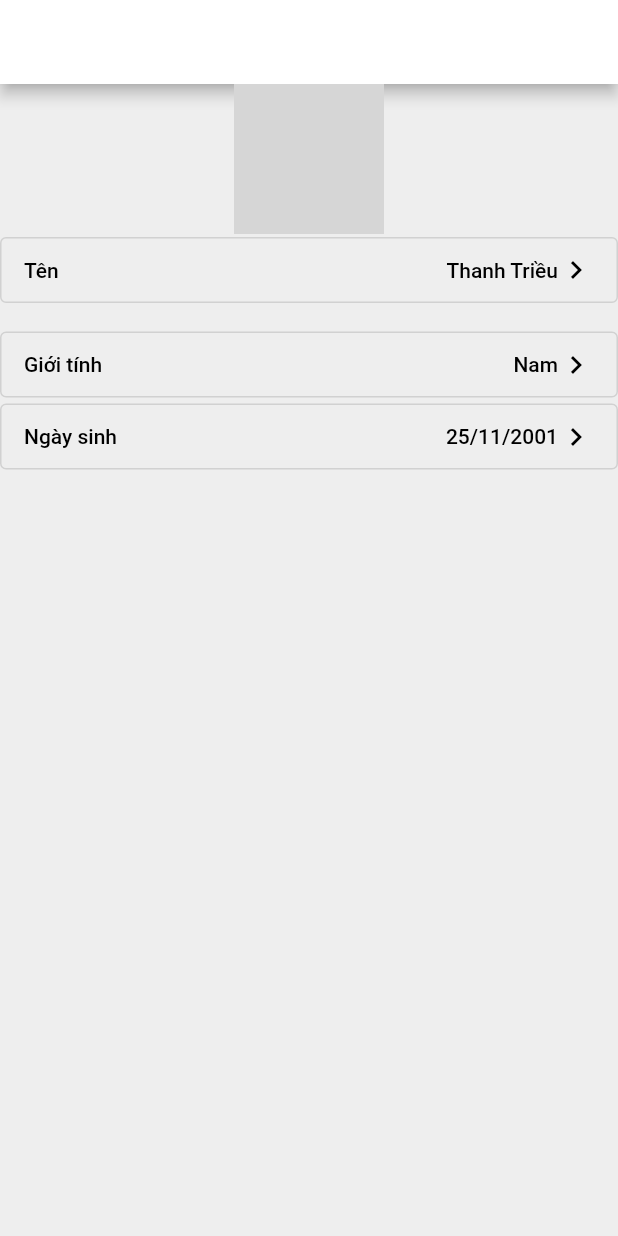
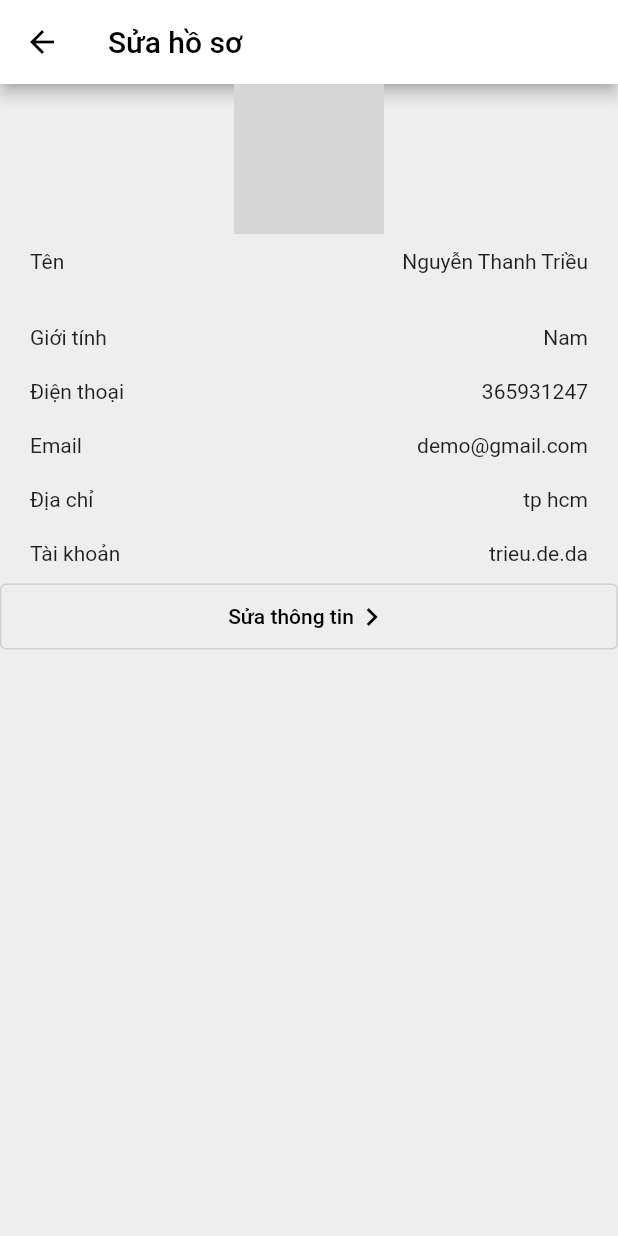
Before and after one commit to trieudevda/do-an-flutter, a Flutter app: the LayoutWidget screen opened directly, item 3 of the bottom bar chosen, after a tap on "Nguyễn Thanh Triều", on a phone screen of 412 x 824 dp. Run offline on Flutter 3.47's test engine with Material 2 defaults, Android fonts, the phone set to English and light mode, and no system bars; our stand-ins replace cloud_firestore, firebase_auth, firebase_core, flutter_easyloading, font_awesome_flutter; accounts and stored records are empty; network calls fail; grey boxes are pictures that could not be loaded.

Commit message:
update-firebase-model-User

```diff
--- a/lib/Model/Carts.dart
+++ b/lib/Model/Carts.dart
@@ -1,7 +1,7 @@
 class Cart {
-  int? id;
-  int? idUser;
-  int? idProduct;
+  String? id;
+  String? idUser;
+  String? idProduct;
   double? amount;
   Cart({this.id, this.idUser, this.idProduct, this.amount});
 }
--- a/lib/Model/CategoryProducts.dart
+++ b/lib/Model/CategoryProducts.dart
@@ -1,5 +1,5 @@
 class CategoryProduct {
-  int? id;
+  String? id;
   String? name;
   bool? status;
   CategoryProduct({this.id, this.name, this.status});
--- a/lib/Model/Comments.dart
+++ b/lib/Model/Comments.dart
@@ -1,7 +1,7 @@
 class Comment {
-  int? id;
-  int? idUser;
-  int? idProduct;
+  String? id;
+  String? idUser;
+  String? idProduct;
   String? message;
   bool? status;
   Comment({this.id, this.idUser, this.idProduct, this.message, this.status});
--- a/lib/Model/Invoices.dart
+++ b/lib/Model/Invoices.dart
@@ -1,6 +1,6 @@
 class Invoice {
-  int? id;
-  int? idUser;
+  String? id;
+  String? idUser;
   double? priceTotal;
   String? message;
   bool? status;
--- a/lib/Model/Products.dart
+++ b/lib/Model/Products.dart
@@ -1,6 +1,6 @@
 class Product {
-  int? id;
-  int? idCategoryProduct;
+  String? id;
+  String? idCategoryProduct;
   String? name;
   String? imgUrl;
   int? price;
--- a/lib/View/Personal/EditProfile.dart
+++ b/lib/View/Personal/EditProfile.dart
@@ -1,7 +1,10 @@
 import 'package:flutter/material.dart';
 import 'package:flutter_easyloading/flutter_easyloading.dart';
 
+import '../../Model/User.dart';
+import '../../Widget/WidgetAll.dart';
 import '../../Widget/constAll.dart';
+
 
 class EditProfilePage extends StatefulWidget {
   const EditProfilePage({Key? key}) : super(key: key);
@@ -11,43 +14,156 @@ class EditProfilePage extends StatefulWidget {
 }
 
 class _EditProfilePageState extends State<EditProfilePage> {
-  Widget btnEdit(String title, String value) {
+  Map<String,dynamic> data={
+    'imgUrl':'https://png.pngtree.com/png-vector/20230120/ourmid/pngtree-beauty-logo-design-png-image_6568470.png',
+    'fullname':'Thanh Triều',
+    'sex':'Nam',
+    'phone':'0365931247',
+    'email':'demo@gmail.com',
+    'address':'tp hcm',
+    'username':'trieupro',
+    'isAdmin':false,
+  };
+  final _user=User(
+    imgUrl: 'https://png.pngtree.com/png-vector/20230120/ourmid/pngtree-beauty-logo-design-png-image_6568470.png',
+    fullName: 'Nguyễn Thanh Triều',
+    sex: 'Nam',
+    phone: 0365931247,
+    email: 'demo@gmail.com',
+    address: 'tp hcm',
+    username: 'trieu.de.da',
+    status: true,
+    isAdmin: false,
+  );
+  TextEditingController _controllerFullName=TextEditingController();
+  TextEditingController _controllerSex=TextEditingController();
+  TextEditingController _controllerPhone=TextEditingController();
+  TextEditingController _controllerEmail=TextEditingController();
+  TextEditingController _controllerAddress=TextEditingController();
+  @override
+  void initState() {
+    // TODO: implement initState
+    super.initState();
+    _controllerFullName.text=_user.fullName??'';
+    _controllerSex.text=_user.sex??'';
+    _controllerPhone.text=_user.phone.toString()??'';
+    _controllerEmail.text=_user.email??'';
+    _controllerAddress.text=_user.address??'';
+  }
+  Widget showinfo(String title, String value){
+    return Padding(
+      padding: const EdgeInsets.only(top: 10, bottom: 10,left: 20,right: 20),
+      child: Row(
+        mainAxisAlignment: MainAxisAlignment.spaceBetween,
+        children: [
+          Text(title),
+          Text(value),
+        ],
+      ),
+    );
+  }
+  Widget btnEdit(BuildContext context,String value) {
     return OutlinedButton(
       style: OutlinedButton.styleFrom(
         foregroundColor: Colors.black,
         side: BorderSide(color: Colors.black12), // foreground border
       ),
-      onPressed: () {},
+      onPressed: () {
+        showDialogUser(_user);
+      },
       child: Padding(
         padding: const EdgeInsets.only(top: 10, bottom: 10),
         child: Row(
-          mainAxisAlignment: MainAxisAlignment.spaceBetween,
+          mainAxisAlignment: MainAxisAlignment.center,
           children: [
-            Text(title),
-            Row(
-              children: [
-                Text(value),
-                Icon(Icons.navigate_next, color: Colors.black),
-              ],
-            ),
+            Text(value),
+            Icon(Icons.navigate_next, color: Colors.black),
           ],
         ),
       ),
     );
   }
-
+  Future<void> showDialogUser(User user){
+    return showDialog(
+        barrierDismissible: false,
+        context: context,
+        builder: (BuildContext context){
+        return AlertDialog(
+          titlePadding: EdgeInsets.all(0),
+          title: Container(
+            decoration: BoxDecoration(color: Colors.blue),
+            padding: const EdgeInsets.only(top: 10,bottom: 10),
+            child: Text("Sửa Thông Tin",textAlign: TextAlign.center,),
+          ),
+          content: Container(
+            height: 240,
+            child: Column(
+              children: [
+                // Text(user.imgUrl??''),
+                TextField(
+                  controller: _controllerFullName,
+                  decoration: InputDecoration(
+                      hintText: 'Họ Tên'
+                  ),
+                ),
+                TextField(
+                  controller: _controllerSex,
+                  decoration: InputDecoration(
+                      hintText: 'Giới tính'
+                  ),
+                ),
+                TextField(
+                  controller: _controllerPhone,
+                  decoration: InputDecoration(
+                      hintText: 'Số điện thoại'
+                  ),
+                ),
+                TextField(
+                  controller: _controllerEmail,
+                  decoration: InputDecoration(
+                      hintText: 'Email'
+                  ),
+                ),
+                TextField(
+                  controller: _controllerAddress,
+                  decoration: InputDecoration(
+                      hintText: 'Địa chỉ'
+                  ),
+                ),
+              ],
+            ),
+          ),
+          actions: <Widget>[
+            TextButton(
+              child: Text("Hủy",style: titleAppbar,),
+              onPressed: () {Navigator.pop(context);},
+            ),
+            TextButton(
+              child: Text("Thay đổi",style: titleAppbar,),
+              onPressed: () {
+                User.editProfile(_user);
+              },
+            ),
+          ],
+        );
+      }
+    );
+  }
   @override
   Widget build(BuildContext context) {
     return Scaffold(
       appBar: AppBar(
-        title: Text('Sửa hồ sơ'),
+        iconTheme: IconThemeData(
+          color: iconColorAppbar,
+        ),
+        title: const Text('Sửa hồ sơ',style: titleAppbar,),
       ),
       body: Container(
         color: colorBgAll,
         child: Column(
           children: [
             Image.network(
-              'https://png.pngtree.com/png-vector/20230120/ourmid/pngtree-beauty-logo-design-png-image_6568470.png',
+              data['imgUrl'],
               fit: BoxFit.cover,
               width: 100,
               loadingBuilder: (BuildContext context, Widget child,
@@ -65,12 +181,18 @@ class _EditProfilePageState extends State<EditProfilePage> {
                 );
               },
             ),
-            btnEdit('Tên', 'Thanh Triều'),
+            showinfo('Tên',_user.fullName??''),
             SizedBox(
               height: heightSizedbox,
             ),
-            btnEdit('Giới tính', 'Nam'),
-            btnEdit('Ngày sinh', '25/11/2001'),
+            showinfo('Giới tính',_user.sex??''),
+            showinfo('Điện thoại',_user.phone.toString()??''),
+            showinfo('Email',_user.email??''),
+            showinfo('Địa chỉ',_user.address??''),
+            showinfo('Tài khoản',_user.username??''),
+            Center(
+              child: btnEdit(context,'Sửa thông tin'),
+            ),
           ],
         ),
       ),
--- a/lib/View/Personal/Personal.dart
+++ b/lib/View/Personal/Personal.dart
@@ -3,6 +3,7 @@ import 'package:do_an_flutter/View/Personal/Widget/Info.dart';
 import 'package:flutter/material.dart';
 import 'package:font_awesome_flutter/font_awesome_flutter.dart';
 
+import '../../Model/User.dart';
 import '../../Widget/constAll.dart';
 import '../Auth/Login/Login.dart';
 import '../Auth/Register/Register.dart';
@@ -23,8 +24,7 @@ class PersonalPage extends StatefulWidget {
 class _PersonalPageState extends State<PersonalPage> {
   int index = 0;
   bool loading = false;
-  Widget btnIconStatus(
-      BuildContext context, String image, String text, int value) {
+  Widget btnIconStatus(BuildContext context, String image, String text, int value) {
     return TextButton(
       onPressed: () {
         setState(() {
@@ -40,13 +40,13 @@ class _PersonalPageState extends State<PersonalPage> {
             image,
             fit: BoxFit.cover,
             width: 40,
-            color: index == value ? Colors.blue : Colors.black,
+            color: index == value ? Colors.red : Colors.black,
           ),
           Text(
             text,
             textAlign: TextAlign.center,
             style:
-                TextStyle(color: index == value ? Colors.blue : Colors.black),
+                TextStyle(color: index == value ? Colors.red : Colors.black),
           )
         ],
       ),
@@ -150,6 +150,19 @@ class _PersonalPageState extends State<PersonalPage> {
           btnSetting(context, 'Địa chỉ', AddressPage()),
           btnSetting(context, 'Giới thiệu', IntroducePage()),
           btnSetting(context, 'Sản phẩm', lstItem()),
+          btnSetting(context, 'Sản phẩm', lstItem()),
+          TextButton(
+            style: TextButton.styleFrom(
+              //backgroundColor: Colors.white,
+              foregroundColor: Colors.red,
+            ),
+            onPressed: () {
+              User.signOutUser();
+            },
+            child: const Text('Đăng Xuất',
+                style: TextStyle(
+                    fontSize: 16)),
+          ),
         ],
       ),
     );
--- a/lib/View/Personal/Widget/Info.dart
+++ b/lib/View/Personal/Widget/Info.dart
@@ -32,6 +32,10 @@ class Info extends StatelessWidget {
           children: [
             Expanded(
               flex: 1,
+              child: GestureDetector(
+                onTap: (){
+                  print('expanded');
+                },
                 child: ClipRRect(
                   borderRadius: BorderRadius.circular(100),
                   child: Image.network(
@@ -40,6 +44,7 @@ class Info extends StatelessWidget {
                     fit: BoxFit.cover,
                     width: 100,
                     height: 100,
+                  ),
                 ),
               ),
             ),
--- a/lib/View/Personal/Widget/OneProduct.dart
+++ b/lib/View/Personal/Widget/OneProduct.dart
@@ -1,6 +1,7 @@
 import 'package:flutter/material.dart';
 
 import '../../Product/Detail/productDetail.dart';
+import 'dart:core';
 
 class OneProduct extends StatelessWidget {
   const OneProduct({Key? key}) : super(key: key);
--- a/lib/Widget/WidgetAll.dart
+++ b/lib/Widget/WidgetAll.dart
@@ -1,5 +1,7 @@
 import 'package:flutter/material.dart';
 import 'package:font_awesome_flutter/font_awesome_flutter.dart';
+
+import 'constAll.dart';
 
 bool checkOutApp = false;
 
@@ -11,15 +13,16 @@ Widget searchAppbar(BuildContext context, TextEditingController search) {
       labelText: "Tìm kiếm",
       hintText: "Tìm kiếm",
       suffixIcon: IconButton(
-        icon: FaIcon(FontAwesomeIcons.magnifyingGlass),
-        color: Colors.black,
+        icon: FaIcon(FontAwesomeIcons.magnifyingGlass,),
+        color: colorActive,
         onPressed: () {},
       ),
-      border: const OutlineInputBorder(
+      border: OutlineInputBorder(
         borderRadius: BorderRadius.all(Radius.circular(25.0)),
+        // borderSide: BorderSide(color: colorActive),
       ),
       // hintStyle: TextStyle(color: Colors.black),
-      labelStyle: TextStyle(color: Colors.black),
+      labelStyle: TextStyle(color: Colors.black12),
     ),
   );
 }
@@ -42,7 +45,7 @@ BottomNavigationBar bottomNavigationBarAll(
       ),
     ],
     currentIndex: index,
-    selectedItemColor: Colors.blue,
+    selectedItemColor: colorActive,
     onTap: onItemTapped,
   );
 }
--- a/lib/Widget/constAll.dart
+++ b/lib/Widget/constAll.dart
@@ -1,5 +1,7 @@
 import 'package:flutter/material.dart';
 
-const TextStyle titleAppbar = TextStyle();
+const iconColorAppbar=Colors.black;
+const TextStyle titleAppbar = TextStyle(color: iconColorAppbar);
 Color colorBgAll=Colors.grey.shade200;
+Color colorActive=Colors.red;
 const double heightSizedbox=15;
```
Also changed, not shown: lib/Model/InvoiceDetails.dart (+43 -3 lines), lib/Model/User.dart (+93 -3 lines), lib/View/Personal/Language.dart (+21 -6 lines), lib/main.dart (+16 -7 lines), pubspec.lock. Lines whose indentation alone changed are shown as unchanged.
